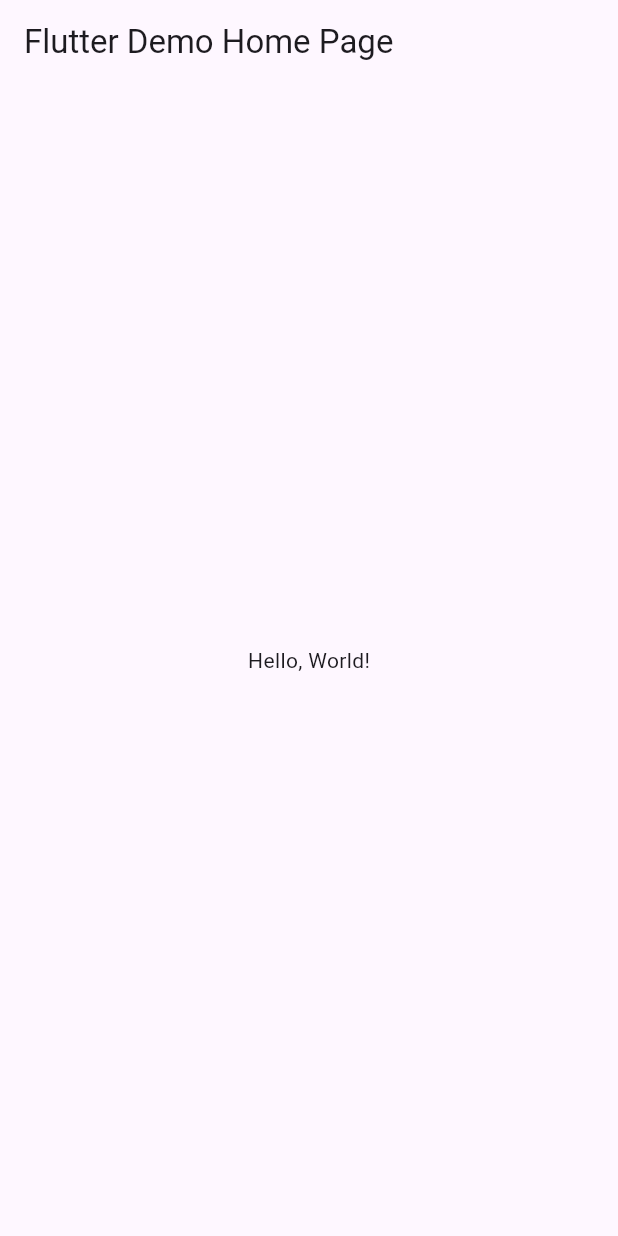
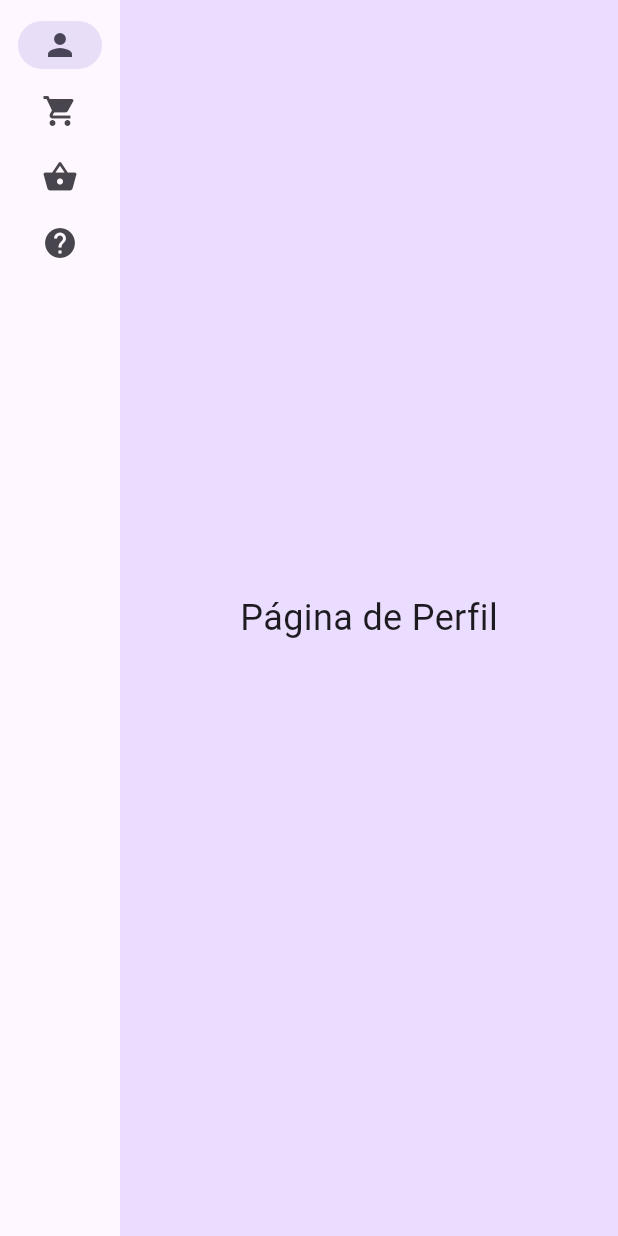
Before and after one commit to Debsmmaia/mobile_aula2, a Flutter app: the screen it shows after launch, on a phone screen of 412 x 824 dp. Run offline on Flutter 3.47's test engine with Material 3 defaults, Android fonts, the phone set to English and light mode, and no system bars.

Commit message:
Fluxos das paginas de carrinho, produtos, perfil e ajuda

```diff
--- a/lib/main.dart
+++ b/lib/main.dart
@@ -1,43 +1,154 @@
 import 'package:flutter/material.dart';
 
-void main() => runApp(MyApp());
+void main() {
+  runApp(const MyApp());
+}
 
 class MyApp extends StatelessWidget {
   const MyApp({super.key});
-  // This widget is the root of your application.
+
   @override
   Widget build(BuildContext context) {
     return MaterialApp(
-      // Application name
-      title: 'Flutter Hello World',
-      // Application theme data, you can set the colors for the application as
-      // you want
+      title: 'Shopping Control',
       theme: ThemeData(
-        // useMaterial3: false,
         primarySwatch: Colors.blue,
       ),
-      // A widget which will be started on application startup
-      home: MyHomePage(title: 'Flutter Demo Home Page'),
+      home: const MyHomePage(),
     );
   }
 }
 
-class MyHomePage extends StatelessWidget {
-  final String title;
-  const MyHomePage({super.key, required this.title});
+class MyHomePage extends StatefulWidget {
+  const MyHomePage({super.key});
+
+  @override
+  State<MyHomePage> createState() => _MyHomePageState();
+}
+
+class _MyHomePageState extends State<MyHomePage> {
+  var selectedIndex = 0;
 
   @override
   Widget build(BuildContext context) {
-    return Scaffold(
-      appBar: AppBar(
-        // The title text which will be shown on the action bar
-        title: Text(title),
-      ),
-      body: Center(
-        child: Text(
-          'Hello, World!',
-        ),
+    Widget page;
+    switch (selectedIndex) {
+      case 0:
+        page = const ProfilePage();
+        break;
+      case 1:
+        page = const ProductsPage();
+        break;
+      case 2:
+        page = const CartPage();
+        break;
+      case 3:
+        page = const HelpPage();
+        break;
+      default:
+        throw UnimplementedError('No page for $selectedIndex');
+    }
+
+    return LayoutBuilder(
+      builder: (context, constraints) {
+        return Scaffold(
+          body: Row(
+            children: [
+              SafeArea(
+                child: NavigationRail(
+                  extended: constraints.maxWidth >= 600,
+                  destinations: const [
+                    NavigationRailDestination(
+                      icon: Icon(Icons.person),
+                      label: Text('Perfil'),
+                    ),
+                    NavigationRailDestination(
+                      icon: Icon(Icons.shopping_cart),
+                      label: Text('Produtos'),
+                    ),
+                    NavigationRailDestination(
+                      icon: Icon(Icons.shopping_basket),
+                      label: Text('Carrinho'),
+                    ),
+                    NavigationRailDestination(
+                      icon: Icon(Icons.help),
+                      label: Text('Ajuda'),
+                    ),
+                  ],
+                  selectedIndex: selectedIndex,
+                  onDestinationSelected: (value) {
+                    setState(() {
+                      selectedIndex = value;
+                    });
+                  },
+                ),
+              ),
+              Expanded(
+                child: Container(
+                  color: Theme.of(context).colorScheme.primaryContainer,
+                  child: page,
+                ),
+              ),
+            ],
+          ),
+        );
+      },
+    );
+  }
+}
+
+class ProfilePage extends StatelessWidget {
+  const ProfilePage({super.key});
+
+  @override
+  Widget build(BuildContext context) {
+    return Center(
+      child: Text(
+        'Página de Perfil',
+        style: TextStyle(fontSize: 24),
       ),
     );
   }
 }
+
+class ProductsPage extends StatelessWidget {
+  const ProductsPage({super.key});
+
+  @override
+  Widget build(BuildContext context) {
+    return Center(
+      child: Text(
+        'Página de Produtos',
+        style: TextStyle(fontSize: 24),
+      ),
+    );
+  }
+}
+
+class CartPage extends StatelessWidget {
+  const CartPage({super.key});
+
+  @override
+  Widget build(BuildContext context) {
+    return Center(
+      child: Text(
+        'Página do Carrinho',
+        style: TextStyle(fontSize: 24),
+      ),
+    );
+  }
+}
+
+class HelpPage extends StatelessWidget {
+  const HelpPage({super.key});
+
+  @override
+  Widget build(BuildContext context) {
+    return Center(
+      child: Text(
+        'Página de Ajuda',
+        style: TextStyle(fontSize: 24),
+      ),
+    );
+  }
+}
```
